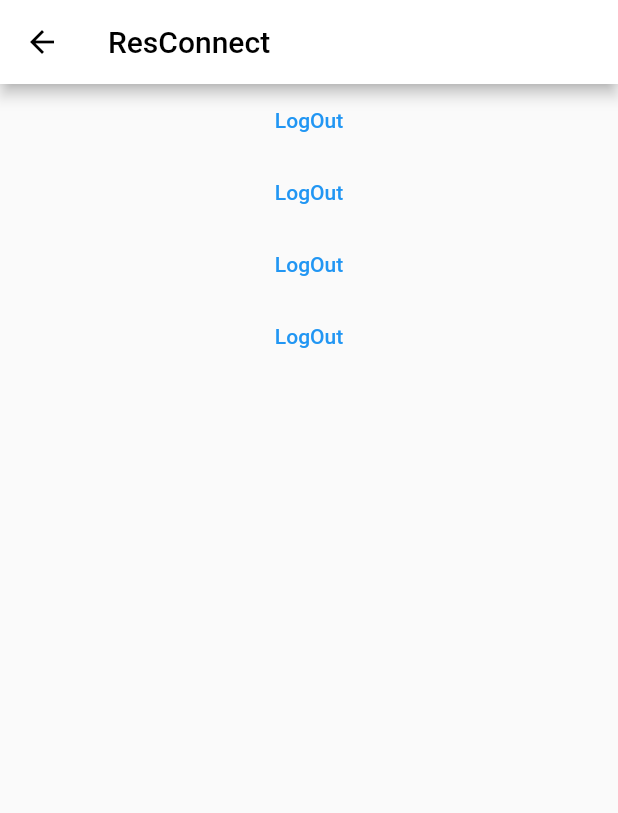
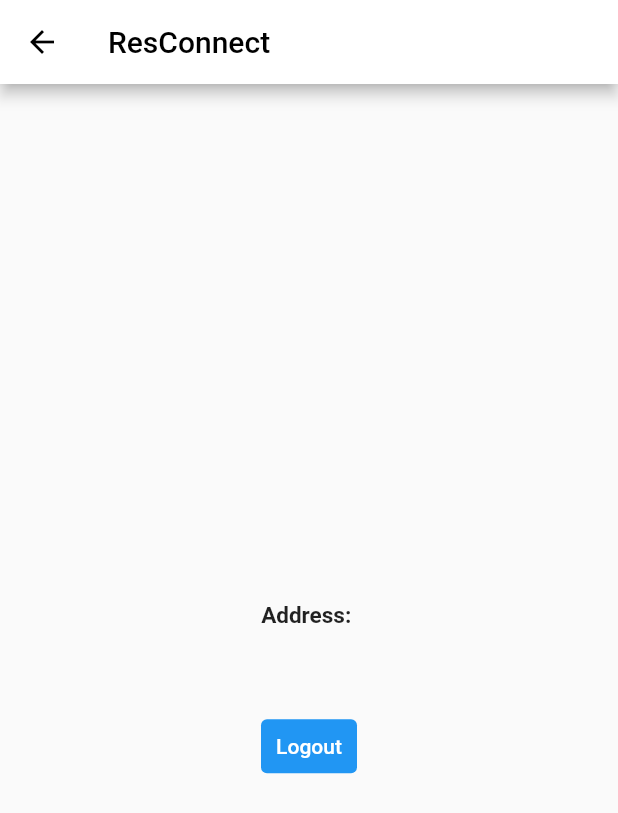
Before and after one commit to anay-roy/resConnect, a Flutter app: the Profile screen opened directly, on a phone screen of 412 x 824 dp. Shown: the top 813 px of the screen. Run offline on Flutter 3.47's test engine with Material 2 defaults, Android fonts, the phone set to English and light mode, and no system bars; our stand-ins replace cloud_firestore, firebase_auth, firebase_core, geocoding, geolocator, get and 2 more; missing offline and left inert: dropdown_model_list; accounts and stored records are empty.

Commit message:
Data fetched

```diff
--- a/lib/map_page/profile.dart
+++ b/lib/map_page/profile.dart
@@ -1,30 +1,74 @@
 import 'package:flutter/material.dart';
 import 'package:get/get.dart';
-import 'package:loginuicolors/Animation/register.dart';
+import 'package:get/get_core/src/get_main.dart';
 import 'package:loginuicolors/auth_repo.dart';
-import 'package:loginuicolors/map_page/map.dart';
-import 'package:loginuicolors/screen_controller.dart';
+import 'package:loginuicolors/profile_controller.dart';
+import 'package:loginuicolors/usermodel.dart';
 
 class Profile extends StatelessWidget {
-  final List _ProfileList = ['1', '2', '3', '4'];
-
   @override
   Widget build(BuildContext context) {
+    final controller = Get.put(Pcontroller());
+
     return Scaffold(
       appBar: AppBar(
         iconTheme: IconThemeData(color: Colors.black),
         backgroundColor: Colors.white,
         title: Text('ResConnect', style: TextStyle(color: Colors.black)),
       ),
-      body: ListView.builder(
-          itemBuilder: ((context, index) {
-            return Container(
-                child: TextButton(
-              child: Text('LogOut'),
-              onPressed: () {},
-            ));
-          }),
-          itemCount: _ProfileList.length),
+      body: FutureBuilder<usermodel>(
+        future: controller.getUserData(),
+        builder: (context, snapshot) {
+          if (snapshot.connectionState == ConnectionState.done) {
+            // print(snapshot.data);
+            if (snapshot.hasData) {
+              usermodel userData = snapshot.data!; // Non-null assertion
+
+              return Center(
+                child: Column(
+                  mainAxisAlignment: MainAxisAlignment.center,
+                  crossAxisAlignment: CrossAxisAlignment.center,
+                  children: <Widget>[
+                    Text(
+                      userData.name!,
+                      style: TextStyle(fontSize: 20),
+                    ),
+                    SizedBox(height: 20),
+                    Text(
+                      'Address: ${userData.email}',
+                      style: TextStyle(
+                        fontSize: 15,
+                        fontWeight: FontWeight.bold,
+                      ),
+                    ),
+                    SizedBox(height: 20),
+                    Text(
+                      userData.expertise!,
+                      style: TextStyle(fontSize: 12),
+                    ),
+                    SizedBox(height: 20),
+                    TextButton(
+                      style: ButtonStyle(
+                        backgroundColor: MaterialStateProperty.all(Colors.blue),
+                        foregroundColor:
+                            MaterialStateProperty.all(Colors.white),
+                      ),
+                      onPressed: () => AuthRepo().logout(),
+                      child: Text('Logout'),
+                    ),
+                  ],
+                ),
+              );
+            } else {
+              return Text("No data available.");
+            }
+          } else {
+            return Center(
+              child: CircularProgressIndicator(),
+            );
+          }
+        },
+      ),
     );
   }
 }
--- /dev/null
+++ b/lib/profile_controller.dart
@@ -0,0 +1,20 @@
+import 'package:get/get.dart';
+import 'package:loginuicolors/auth_repo.dart';
+import 'package:loginuicolors/map_page/user.dart';
+import 'package:loginuicolors/user_repo.dart';
+
+class Pcontroller extends GetxController {
+  static Pcontroller get instance => Get.find();
+  final _authRepo = Get.put(AuthRepo());
+  final _userRepo = Get.put(UserRepo());
+  getUserData() {
+    final email = _authRepo.firebaseUser.value?.email;
+    if (email != null) {
+      print('Halwa.....................................');
+      return (_userRepo.getUserDetails(email));
+      // print(_userRepo.getUserDetails(email).toString());
+    } else {
+      Get.snackbar("Error", "Login to continue");
+    }
+  }
+}
--- a/lib/usermodel.dart
+++ b/lib/usermodel.dart
@@ -1,12 +1,14 @@
+import 'package:cloud_firestore/cloud_firestore.dart';
+
 class usermodel {
   final String? id;
-  final String name;
-  final String email;
-  final String phoneNumber;
-  final String lattitude;
-  final String longitude;
-  final String expertise;
-  final String password;
+  final String? name;
+  final String? email;
+  final String? phoneNumber;
+  final String? lattitude;
+  final String? longitude;
+  final String? expertise;
+  final String? password;
 
   const usermodel(
       {this.id,
@@ -29,4 +31,18 @@
       "password": password,
     };
   }
+
+  factory usermodel.fromSnapshot(
+      DocumentSnapshot<Map<String, dynamic>> document) {
+    final data = document.data()!;
+    print(document.id);
+    return usermodel(
+        name: data["name"],
+        email: data["email"],
+        phoneNumber: data["phonenumber"],
+        lattitude: data["lattitude"],
+        longitude: data["longitude"],
+        expertise: data["expertise"],
+        password: data["password"]);
+  }
 }
```
Also changed, not shown: lib/map_page/map.dart (+4 -61 lines), lib/user_repo.dart (added, +48 -0 lines).
